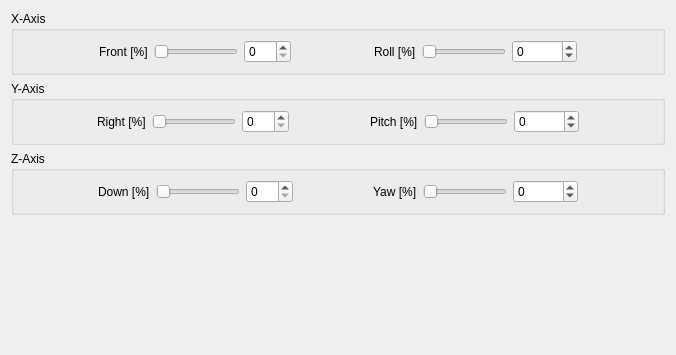
Qt form src/ui/QGCSkyeTestForce.ui (skye-git/qgroundcontrol-old) before a commit.
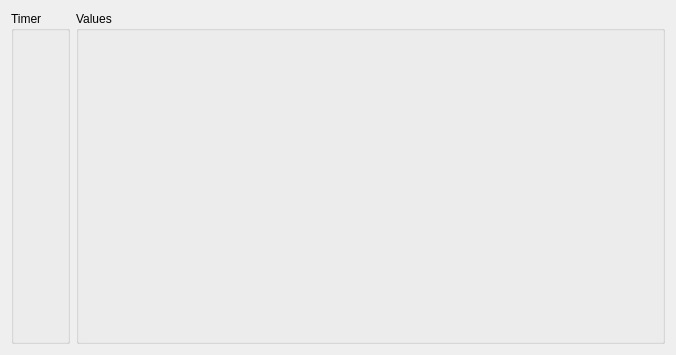
The same form after that commit.

Commit message: Rebuild TestForce widget.

What changed in the file:
```diff
--- a/src/ui/QGCSkyeTestForce.ui
+++ b/src/ui/QGCSkyeTestForce.ui
@@ -13,56 +13,21 @@
   <property name="windowTitle">
    <string>Form</string>
   </property>
-  <layout class="QVBoxLayout" name="verticalLayout">
+  <layout class="QHBoxLayout" name="horizontalLayout">
    <item>
-    <widget class="QGroupBox" name="groupBox">
+    <widget class="QGroupBox" name="groupBoxTimer">
      <property name="title">
-      <string>X-Axis</string>
+      <string>Timer</string>
      </property>
-     <layout class="QHBoxLayout" name="horizontalLayout">
-      <item>
-       <spacer name="horizontalSpacer_4">
-        <property name="orientation">
-         <enum>Qt::Horizontal</enum>
-        </property>
-        <property name="sizeHint" stdset="0">
-         <size>
-          <width>40</width>
-          <height>20</height>
-         </size>
-        </property>
-       </spacer>
-      </item>
-      <item>
-       <widget class="QLabel" name="label">
-        <property name="text">
-         <string>Front [%]</string>
-        </property>
-       </widget>
-      </item>
-      <item>
-       <widget class="QSlider" name="sliderThrustX">
-        <property name="minimum">
-         <number>0</number>
-        </property>
-        <property name="maximum">
-         <number>100</number>
-        </property>
-        <property name="singleStep">
-         <number>1</number>
-        </property>
-        <property name="orientation">
-         <enum>Qt::Horizontal</enum>
-        </property>
-       </widget>
-      </item>
-      <item>
-       <widget class="QSpinBox" name="spinBoxThrustX">
-        <property name="maximum">
-         <number>200</number>
-        </property>
-       </widget>
-      </item>
+     <layout class="QVBoxLayout" name="verticalLayout_2"/>
+    </widget>
+   </item>
+   <item>
+    <widget class="QGroupBox" name="groupBoxPanel">
+     <property name="title">
+      <string>Values</string>
+     </property>
+     <layout class="QVBoxLayout" name="verticalLayout">
       <item>
        <spacer name="horizontalSpacer">
         <property name="orientation">
@@ -70,269 +35,15 @@
         </property>
         <property name="sizeHint" stdset="0">
          <size>
-          <width>40</width>
+          <width>311</width>
           <height>20</height>
          </size>
         </property>
        </spacer>
       </item>
-      <item>
-       <widget class="QLabel" name="label_2">
-        <property name="text">
-         <string>Roll [%]</string>
-        </property>
-       </widget>
-      </item>
-      <item>
-       <widget class="QSlider" name="sliderMomentX">
-        <property name="minimum">
-         <number>0</number>
-        </property>
-        <property name="maximum">
-         <number>100</number>
-        </property>
-        <property name="orientation">
-         <enum>Qt::Horizontal</enum>
-        </property>
-       </widget>
-      </item>
-      <item>
-       <widget class="QSpinBox" name="spinBoxMomentX">
-        <property name="minimum">
-         <number>-10800</number>
-        </property>
-        <property name="maximum">
-         <number>10800</number>
-        </property>
-       </widget>
-      </item>
-      <item>
-       <spacer name="horizontalSpacer_7">
-        <property name="orientation">
-         <enum>Qt::Horizontal</enum>
-        </property>
-        <property name="sizeHint" stdset="0">
-         <size>
-          <width>40</width>
-          <height>20</height>
-         </size>
-        </property>
-       </spacer>
-      </item>
      </layout>
     </widget>
    </item>
-   <item>
-    <widget class="QGroupBox" name="groupBox_2">
-     <property name="title">
-      <string>Y-Axis</string>
-     </property>
-     <layout class="QHBoxLayout" name="horizontalLayout_2">
-      <item>
-       <spacer name="horizontalSpacer_5">
-        <property name="orientation">
-         <enum>Qt::Horizontal</enum>
-        </property>
-        <property name="sizeHint" stdset="0">
-         <size>
-          <width>40</width>
-          <height>20</height>
-         </size>
-        </property>
-       </spacer>
-      </item>
-      <item>
-       <widget class="QLabel" name="label_3">
-        <property name="text">
-         <string>Right [%]</string>
-        </property>
-       </widget>
-      </item>
-      <item>
-       <widget class="QSlider" name="sliderThrustY">
-        <property name="maximum">
-         <number>100</number>
-        </property>
-        <property name="orientation">
-         <enum>Qt::Horizontal</enum>
-        </property>
-       </widget>
-      </item>
-      <item>
-       <widget class="QSpinBox" name="spinBoxThrustY">
-        <property name="maximum">
-         <number>200</number>
-        </property>
-       </widget>
-      </item>
-      <item>
-       <spacer name="horizontalSpacer_2">
-        <property name="orientation">
-         <enum>Qt::Horizontal</enum>
-        </property>
-        <property name="sizeHint" stdset="0">
-         <size>
-          <width>40</width>
-          <height>20</height>
-         </size>
-        </property>
-       </spacer>
-      </item>
-      <item>
-       <widget class="QLabel" name="label_4">
-        <property name="text">
-         <string>Pitch [%]</string>
-        </property>
-       </widget>
-      </item>
-      <item>
-       <widget class="QSlider" name="sliderMomentY">
-        <property name="maximum">
-         <number>100</number>
-        </property>
-        <property name="orientation">
-         <enum>Qt::Horizontal</enum>
-        </property>
-       </widget>
-      </item>
-      <item>
-       <widget class="QSpinBox" name="spinBoxMomentY">
-        <property name="minimum">
-         <number>-10800</number>
-        </property>
-        <property name="maximum">
-         <number>10800</number>
-        </property>
-       </widget>
-      </item>
-      <item>
-       <spacer name="horizontalSpacer_8">
-        <property name="orientation">
-         <enum>Qt::Horizontal</enum>
-        </property>
-        <property name="sizeHint" stdset="0">
-         <size>
-          <width>40</width>
-          <height>20</height>
-         </size>
-        </property>
-       </spacer>
-      </item>
-     </layout>
-    </widget>
-   </item>
-   <item>
-    <widget class="QGroupBox" name="groupBox_3">
-     <property name="title">
-      <string>Z-Axis</string>
-     </property>
-     <layout class="QHBoxLayout" name="horizontalLayout_3">
-      <item>
-       <spacer name="horizontalSpacer_6">
-        <property name="orientation">
-         <enum>Qt::Horizontal</enum>
-        </property>
-        <property name="sizeHint" stdset="0">
-         <size>
-          <width>40</width>
-          <height>20</height>
-         </size>
-        </property>
-       </spacer>
-      </item>
-      <item>
-       <widget class="QLabel" name="label_5">
-        <property name="text">
-         <string>Down [%]</string>
-        </property>
-       </widget>
-      </item>
-      <item>
-       <widget class="QSlider" name="sliderThrustZ">
-        <property name="maximum">
-         <number>100</number>
-        </property>
-        <property name="orientation">
-         <enum>Qt::Horizontal</enum>
-        </property>
-       </widget>
-      </item>
-      <item>
-       <widget class="QSpinBox" name="spinBoxThrustZ">
-        <property name="maximum">
-         <number>200</number>
-        </property>
-       </widget>
-      </item>
-      <item>
-       <spacer name="horizontalSpacer_3">
-        <property name="orientation">
-         <enum>Qt::Horizontal</enum>
-        </property>
-        <property name="sizeHint" stdset="0">
-         <size>
-          <width>40</width>
-          <height>20</height>
-         </size>
-        </property>
-       </spacer>
-      </item>
-      <item>
-       <widget class="QLabel" name="label_6">
-        <property name="text">
-         <string>Yaw [%]</string>
-        </property>
-       </widget>
-      </item>
-      <item>
-       <widget class="QSlider" name="sliderMomentZ">
-        <property name="maximum">
-         <number>100</number>
-        </property>
-        <property name="orientation">
-         <enum>Qt::Horizontal</enum>
-        </property>
-       </widget>
-      </item>
-      <item>
-       <widget class="QSpinBox" name="spinBoxMomentZ">
-        <property name="minimum">
-         <number>-10800</number>
-        </property>
-        <property name="maximum">
-         <number>10800</number>
-        </property>
-       </widget>
-      </item>
-      <item>
-       <spacer name="horizontalSpacer_9">
-        <property name="orientation">
-         <enum>Qt::Horizontal</enum>
-        </property>
-        <property name="sizeHint" stdset="0">
-         <size>
-          <width>40</width>
-          <height>20</height>
-         </size>
-        </property>
-       </spacer>
-      </item>
-     </layout>
-    </widget>
-   </item>
-   <item>
-    <spacer name="verticalSpacer">
-     <property name="orientation">
-      <enum>Qt::Vertical</enum>
-     </property>
-     <property name="sizeHint" stdset="0">
-      <size>
-       <width>20</width>
-       <height>40</height>
-      </size>
-     </property>
-    </spacer>
-   </item>
   </layout>
  </widget>
  <resources/>
```
Left out of the diff: 1 changed line with no effect on the pictures. The commit also changes 6 other files.
